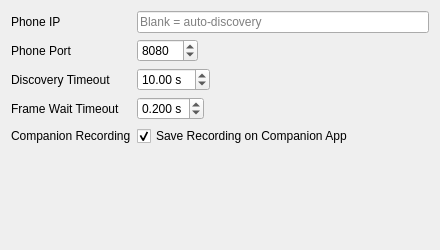
caenrigen/syntalos_pupil_labs_neon, file settings.ui: the form before one commit.
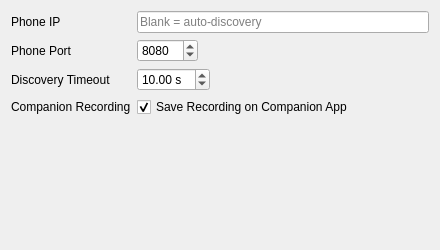
The form after the commit.

Commit message: Add gaze stream

```diff
--- a/settings.ui
+++ b/settings.ui
@@ -82,35 +82,6 @@
        </property>
       </widget>
      </item>
-     <item row="3" column="0">
-      <widget class="QLabel" name="frameWaitTimeoutLabel">
-       <property name="text">
-        <string>Frame Wait Timeout</string>
-       </property>
-      </widget>
-     </item>
-     <item row="3" column="1">
-      <widget class="QDoubleSpinBox" name="frameWaitTimeoutSpinBox">
-       <property name="decimals">
-        <number>3</number>
-       </property>
-       <property name="minimum">
-        <double>0.01</double>
-       </property>
-       <property name="maximum">
-        <double>5.00</double>
-       </property>
-       <property name="singleStep">
-        <double>0.01</double>
-       </property>
-       <property name="value">
-        <double>0.20</double>
-       </property>
-       <property name="suffix">
-        <string> s</string>
-       </property>
-      </widget>
-     </item>
      <item row="4" column="0">
       <widget class="QLabel" name="companionRecordingLabel">
        <property name="text">
```
The commit also changes 2 other files.
